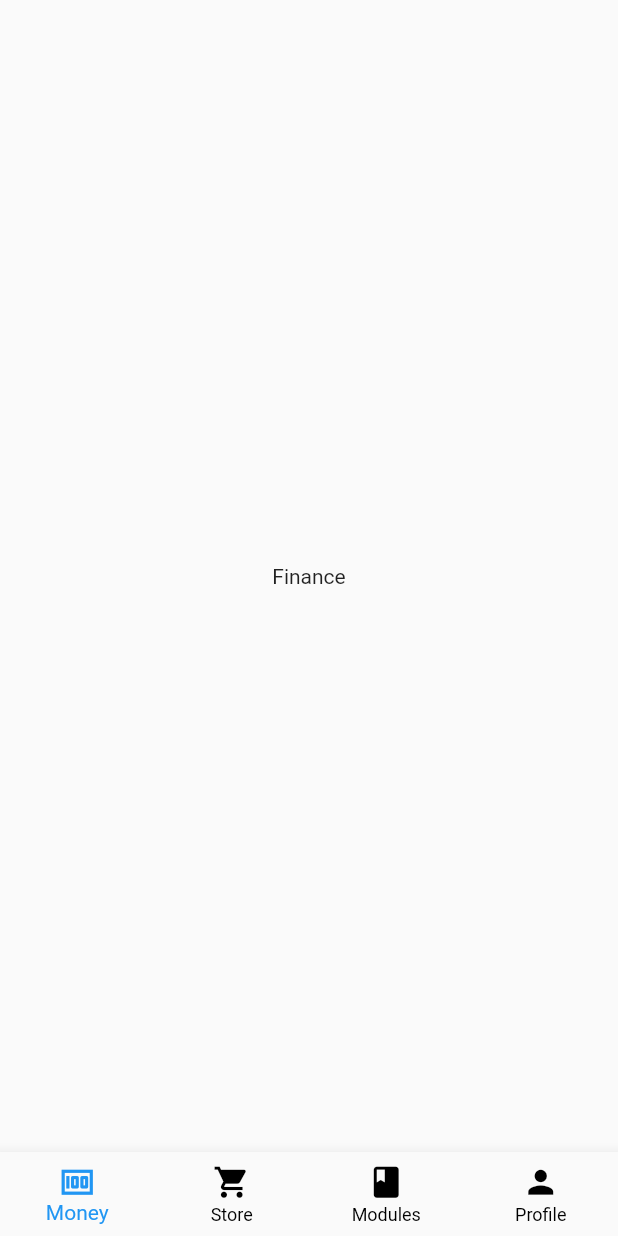
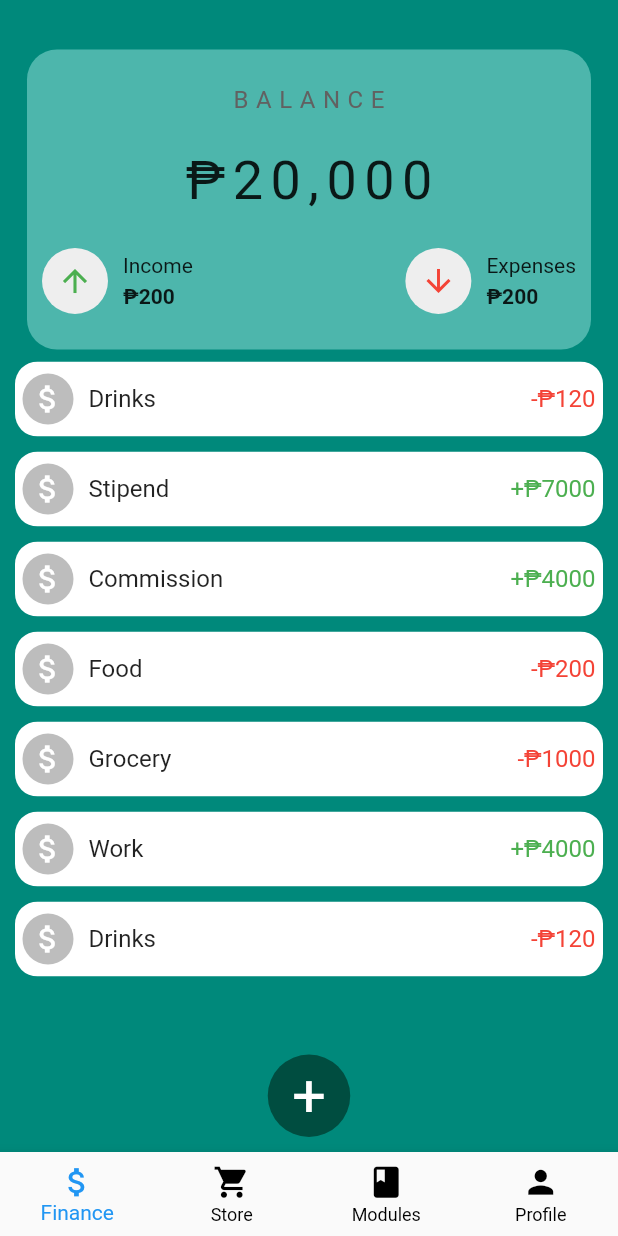
Before and after one commit to BooManLag/UMAK_PLM_Microfinance, a Flutter app: the StartingScreen screen opened directly, on a phone screen of 412 x 824 dp. Run offline on Flutter 3.47's test engine with Material 2 defaults, Android fonts, the light colour scheme and no system bars; our stand-ins replace get, hexcolor; missing offline and left inert: dart:ffi; network calls fail.

Commit message:
Added Finance Tracker

```diff
--- a/lib/Screens/finance/finance.dart
+++ b/lib/Screens/finance/finance.dart
@@ -1,4 +1,7 @@
 import 'package:flutter/material.dart';
+import 'financeCard.dart';
+import 'financeAdd.dart';
+import 'financeTransaction.dart';
 
 class FinanceScreen extends StatefulWidget {
   const FinanceScreen({Key? key}) : super(key: key);
@@ -8,10 +11,58 @@ class FinanceScreen extends StatefulWidget {
 }
 
 class _FinanceScreenState extends State<FinanceScreen> {
+
+  static List<Transactions> transactions = [
+    Transactions(transactionName: 'Drinks', amount: '120', classification: 'expense'),
+    Transactions(transactionName: 'Stipend', amount: '7000', classification: 'income'),
+    Transactions(transactionName: 'Commission', amount: '4000', classification: 'income'),
+    Transactions(transactionName: 'Food', amount: '200', classification: 'expense'),
+    Transactions(transactionName: 'Grocery', amount: '1000', classification: 'expense'),
+    Transactions(transactionName: 'Work', amount: '4000', classification: 'Income'),
+    Transactions(transactionName: 'Drinks', amount: '120', classification: 'expense'),
+  ];
+
+  List<Transactions> displayTransaction = List.from(transactions);
+
   @override
   Widget build(BuildContext context) {
     return Scaffold(
-      body: Center(child: Text("Finance")),
+      backgroundColor: Colors.teal[600],
+      body: Padding(
+        padding: const EdgeInsets.fromLTRB(10.0,25.0,10.0,0.0),
+        child: Column(
+          children: [
+            MoneyCard(
+              balance: '20,000',
+              income: '200',
+              expenses: '200',
+            ),
+            Expanded(
+                child: Container(
+                  child: Center(
+                    child: Column(
+                      children: [
+                        Expanded(
+                          child: ListView.builder(
+                              itemCount: displayTransaction.length,
+                              itemBuilder: (context,index){
+                                return Transactions(
+                                  transactionName: displayTransaction[index].transactionName,
+                                  amount: '${displayTransaction[index].amount}',
+                                  classification: displayTransaction[index].classification,
+                                );
+                              }
+                          )
+                        ),
+                      ],
+                    ),
+                  ),
+                ),
+            ),
+           AddButton(),
+          ],
+        ),
+      ),
     );
   }
 }
--- /dev/null
+++ b/lib/Screens/finance/financeAdd.dart
@@ -0,0 +1,27 @@
+import 'package:flutter/material.dart';
+
+class AddButton extends StatelessWidget {
+  const AddButton({Key? key}) : super(key: key);
+
+  @override
+  Widget build(BuildContext context) {
+    return Container(
+        margin: EdgeInsets.fromLTRB(0.0, 10.0, 0.0, 10.0),
+        height: 55.0,
+        width: 55.0,
+        decoration: BoxDecoration(
+          color: Colors.teal[900],
+          shape: BoxShape.circle,
+        ),
+        child: Center(
+          child: Text(
+            '+',
+            style: TextStyle(
+                color: Colors.white,
+                fontSize: 40.0
+            ),
+          ),
+        )
+    );
+  }
+}
--- /dev/null
+++ b/lib/Screens/finance/financeCard.dart
@@ -0,0 +1,118 @@
+import 'package:flutter/material.dart';
+
+class MoneyCard extends StatelessWidget {
+  final String balance;
+  final String income;
+  final String expenses;
+  MoneyCard({required this.balance,required this.income,required this.expenses});
+
+  @override
+  Widget build(BuildContext context) {
+    return Padding(
+      padding: const EdgeInsets.all(8.0),
+      child: Container(
+        decoration: BoxDecoration(
+          borderRadius: BorderRadius.circular(20),
+          color: Colors.teal[300],
+        ),
+        height: 200.0,
+        child: Center(
+          child: Column(
+            mainAxisAlignment: MainAxisAlignment.spaceEvenly,
+            children: [
+              Text(
+                'BALANCE',
+                style: TextStyle(
+                  letterSpacing: 5.0,
+                  fontSize: 16.0,
+                  color: Colors.grey[700]
+                ),
+              ),
+              Text(
+                '₱' + balance,
+                style: TextStyle(
+                    letterSpacing: 5.0,
+                    fontSize: 36.0
+                ),
+              ),
+              Padding(
+                padding: EdgeInsets.fromLTRB(10.0, 0.0, 10.0, 0.0),
+                child: Row(
+                  mainAxisAlignment: MainAxisAlignment.spaceBetween,
+                  children: [
+                    Row(
+                      children: [
+                        Container(
+                            padding: EdgeInsets.all(10),
+                            decoration: BoxDecoration(
+                              shape: BoxShape.circle,
+                              color: Colors.grey[200],
+                            ),
+                            child: Center(
+                                child: Icon(
+                                  Icons.arrow_upward,
+                                  color: Colors.green,
+                                ),
+                            ),
+                        ),
+                        SizedBox(width: 10),
+                        Column(
+                          crossAxisAlignment: CrossAxisAlignment.start,
+                          children: [
+                            Text(
+                              'Income',
+                            ),
+                            SizedBox(height: 5),
+                            Text(
+                              '₱' + income,
+                              style: TextStyle(
+                                fontWeight: FontWeight.bold,
+                              ),
+                            ),
+                          ],
+                        ),
+                      ],
+                    ),
+                    Row(
+                      children: [
+                        Container(
+                          padding: EdgeInsets.all(10),
+                          decoration: BoxDecoration(
+                            shape: BoxShape.circle,
+                            color: Colors.grey[200],
+                          ),
+                          child: Center(
+                            child: Icon(
+                              Icons.arrow_downward,
+                              color: Colors.red,
+                            ),
+                          ),
+                        ),
+                        SizedBox(width: 10),
+                        Column(
+                          crossAxisAlignment: CrossAxisAlignment.start,
+                          children: [
+                            Text(
+                              'Expenses',
+                            ),
+                            SizedBox(height: 5),
+                            Text(
+                              '₱' + expenses,
+                              style: TextStyle(
+                                fontWeight: FontWeight.bold,
+                              ),
+                            ),
+                          ],
+                        ),
+                      ],
+                    )
+                  ],
+                ),
+              )
+            ],
+          ),
+        ),
+      ),
+    );
+  }
+}
--- /dev/null
+++ b/lib/Screens/finance/financeTransaction.dart
@@ -0,0 +1,62 @@
+import 'package:flutter/material.dart';
+
+class Transactions extends StatelessWidget {
+  final String transactionName;
+  final String amount;
+  final String classification;
+
+  Transactions({required this.transactionName, required this.amount, required this.classification});
+
+  @override
+  Widget build(BuildContext context) {
+    return Padding(
+      padding: const EdgeInsets.only(bottom: 10.0),
+      child: ClipRRect(
+        borderRadius: BorderRadius.circular(15.0),
+        child: Container(
+          padding: EdgeInsets.all(5.0),
+          color: Colors.white,
+          height: 50.0,
+          child: Center(
+              child: Row(
+                mainAxisAlignment: MainAxisAlignment.spaceBetween,
+                children: [
+                  Row(
+                    children: [
+                      Container(
+                        padding: EdgeInsets.all(5.0),
+                        decoration: BoxDecoration(
+                          shape: BoxShape.circle,
+                          color: Colors.grey[400]
+                        ),
+                        child: Center(
+                          child: Icon(
+                            Icons.attach_money,
+                            color: Colors.white,
+                          ),
+                        ),
+                      ),
+                      SizedBox(width: 10,),
+                      Text(
+                        transactionName,
+                        style: TextStyle(
+                          fontSize: 16.0,
+                        ),
+                      ),
+                    ],
+                  ),
+                  Text(
+                    (classification == 'expense' ? '-' : '+') + '₱' + amount,
+                    style: TextStyle(
+                      color: (classification == 'expense' ? Colors.red : Colors.green),
+                      fontSize: 16.0,
+                    ),
+                  )
+                ],
+              )
+          ),
+        ),
+      ),
+    );
+  }
+}
--- a/lib/Screens/product/productList.dart
+++ b/lib/Screens/product/productList.dart
@@ -24,6 +24,7 @@ class _ProductListScreenState extends State<ProductListScreen> {
   ];
 
   List<ProductList> displayList = List.from(mainProductList);
+  final ScrollController _controllerOne = ScrollController();
 
   void updateList(String value){
     setState(() {
@@ -72,6 +73,11 @@ class _ProductListScreenState extends State<ProductListScreen> {
               ),
             ),
             Expanded(
+                child: Scrollbar(
+                  controller: _controllerOne,
+                  thumbVisibility: true,
+
+                  radius: Radius.circular(50.0),
                   child: ListView.builder(
                       itemCount: displayList.length,
                       itemBuilder: (context,index) => Card(
@@ -117,14 +123,12 @@ class _ProductListScreenState extends State<ProductListScreen> {
                           ),
                         ),
                       )
+                  ),
                 )
               ),
           ],
         ),
       ),
-      floatingActionButton: FloatingActionButton(
-        onPressed: () {},
-      ),
     );
   }
 }
--- a/lib/Screens/splash/homepage.dart
+++ b/lib/Screens/splash/homepage.dart
@@ -33,9 +33,9 @@ class _StartingScreenState extends State<StartingScreen> {
         items:const <BottomNavigationBarItem>[
           BottomNavigationBarItem(
             icon: Icon(
-              Icons.money,
+              Icons.attach_money,
             ),
-            label: 'Money',
+            label: 'Finance',
           ),
           BottomNavigationBarItem(
             icon: Icon(
```
Also changed, not shown: 6 other files. Lines whose indentation alone changed are shown as unchanged.
